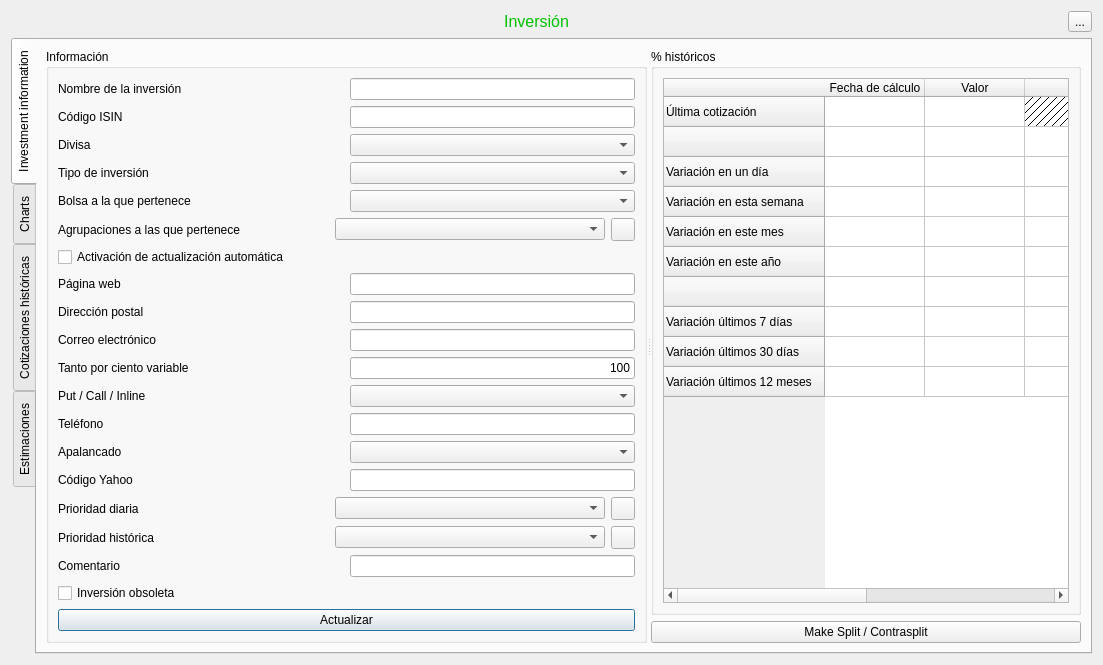
Qt form ui/frmAnalisis.ui (turulomio/xulpymoney) before a commit.
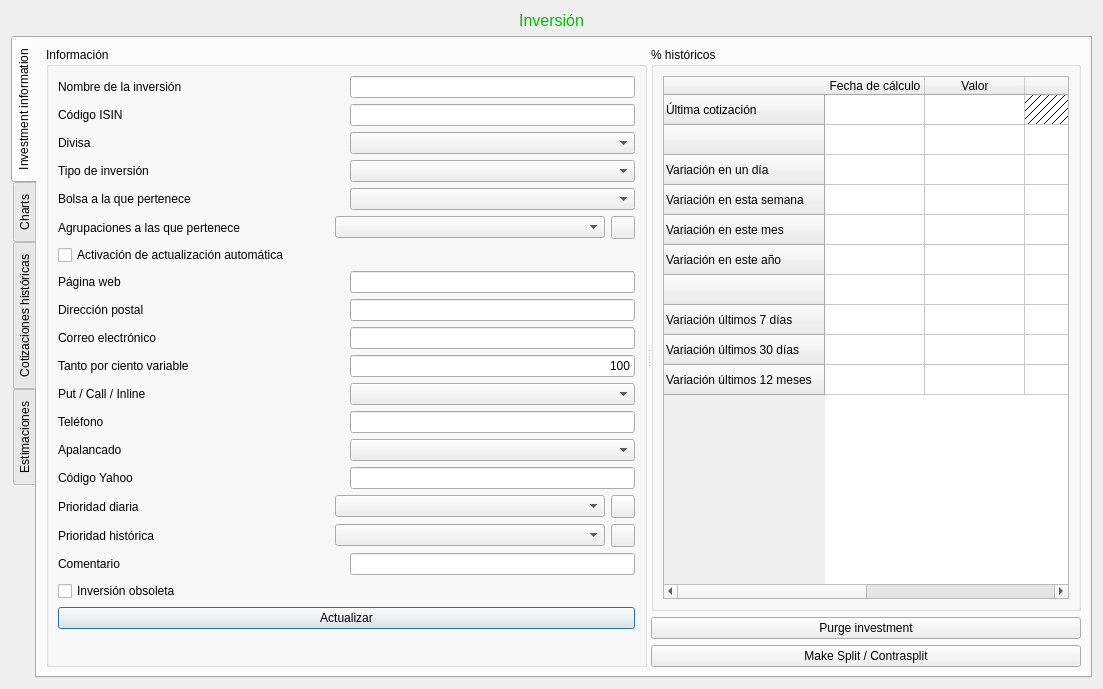
The same form after that commit. Icons and pictures are not drawn. Custom widgets are drawn as their Qt base class.

Commit message: Added purge capacity, added purgeintraday

```diff
--- a/ui/frmAnalisis.ui
+++ b/ui/frmAnalisis.ui
@@ -10,7 +10,7 @@
     <x>0</x>
     <y>0</y>
     <width>1103</width>
-    <height>658</height>
+    <height>689</height>
    </rect>
   </property>
   <property name="windowTitle">
@@ -49,20 +49,6 @@
          </property>
         </widget>
        </item>
-       <item>
-        <widget class="QToolButton" name="cmdUpdate">
-         <property name="toolTip">
-          <string>Pulse para actualizar los datos</string>
-         </property>
-         <property name="text">
-          <string>...</string>
-         </property>
-         <property name="icon">
-          <iconset>
-           <normaloff>:/images/tools-wizard.png</normaloff>:/images/tools-wizard.png</iconset>
-         </property>
-        </widget>
-       </item>
       </layout>
      </item>
      <item>
@@ -534,6 +520,19 @@
                  </property>
                 </widget>
                </item>
+               <item>
+                <spacer name="verticalSpacer">
+                 <property name="orientation">
+                  <enum>Qt::Vertical</enum>
+                 </property>
+                 <property name="sizeHint" stdset="0">
+                  <size>
+                   <width>20</width>
+                   <height>40</height>
+                  </size>
+                 </property>
+                </spacer>
+               </item>
               </layout>
              </item>
             </layout>
@@ -661,6 +660,16 @@
                </layout>
               </widget>
              </item>
+             <item>
+              <widget class="QPushButton" name="cmdPurge">
+               <property name="toolTip">
+                <string>Purge investment from innecesary quotes. Leaves high, low, open and close quotes</string>
+               </property>
+               <property name="text">
+                <string>Purge investment</string>
+               </property>
+              </widget>
+             </item>
              <item>
               <widget class="QPushButton" name="cmdSplit">
                <property name="text">
```
Left out of the diff: 12 changed lines with no effect on the pictures. The commit also changes 10 other files.
